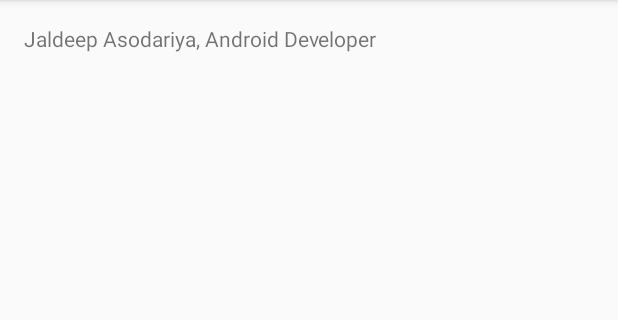
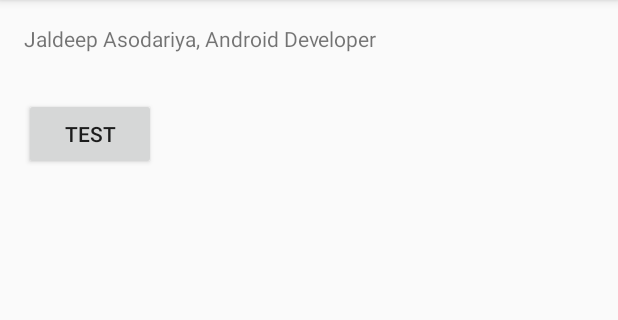
Before and after one commit to jalotsav/DemoTests, an Android app: the screen it shows after launch (MainActivity), on a phone screen of 412 x 824 dp, the part 84-404 px from its top. Run offline under Robolectric (Android 15) with nearby library versions, the phone set to English and light mode, and no system bars.

Commit message:
- Create new Branch, Add new Test button

```diff
--- a/app/src/main/res/layout/activity_main.xml
+++ b/app/src/main/res/layout/activity_main.xml
@@ -14,4 +14,14 @@
         android:layout_width="wrap_content"
         android:layout_height="wrap_content"
         android:text="Hello World!" />
+
+    <Button
+        android:id="@+id/btnTest"
+        android:layout_width="wrap_content"
+        android:layout_height="wrap_content"
+        android:layout_alignParentLeft="true"
+        android:layout_alignParentStart="true"
+        android:layout_below="@+id/tv_mainactvty"
+        android:layout_marginTop="30dp"
+        android:text="Test" />
 </RelativeLayout>
```
